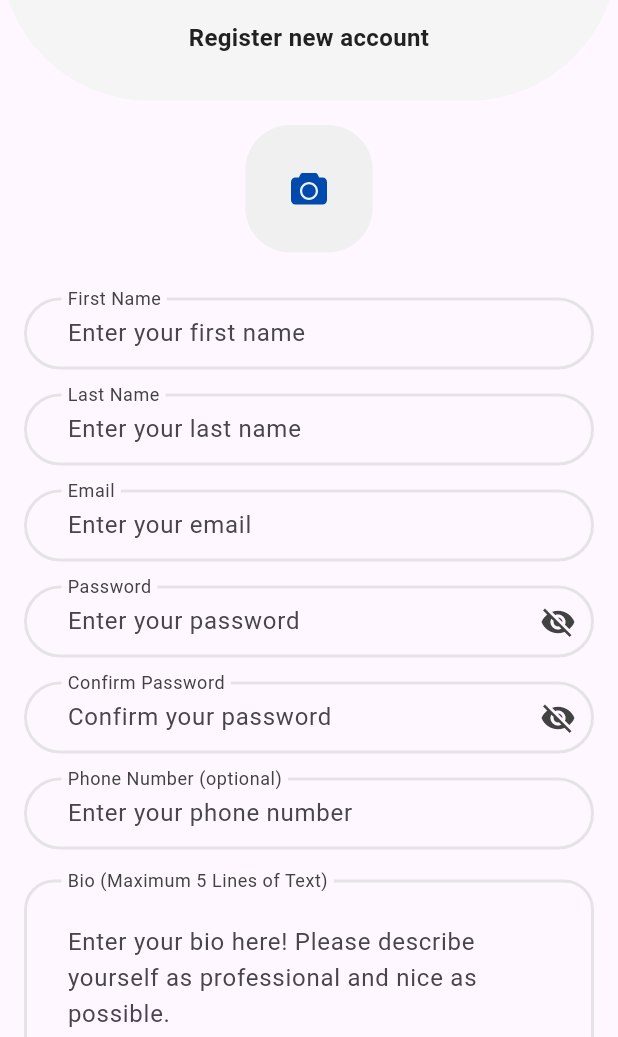
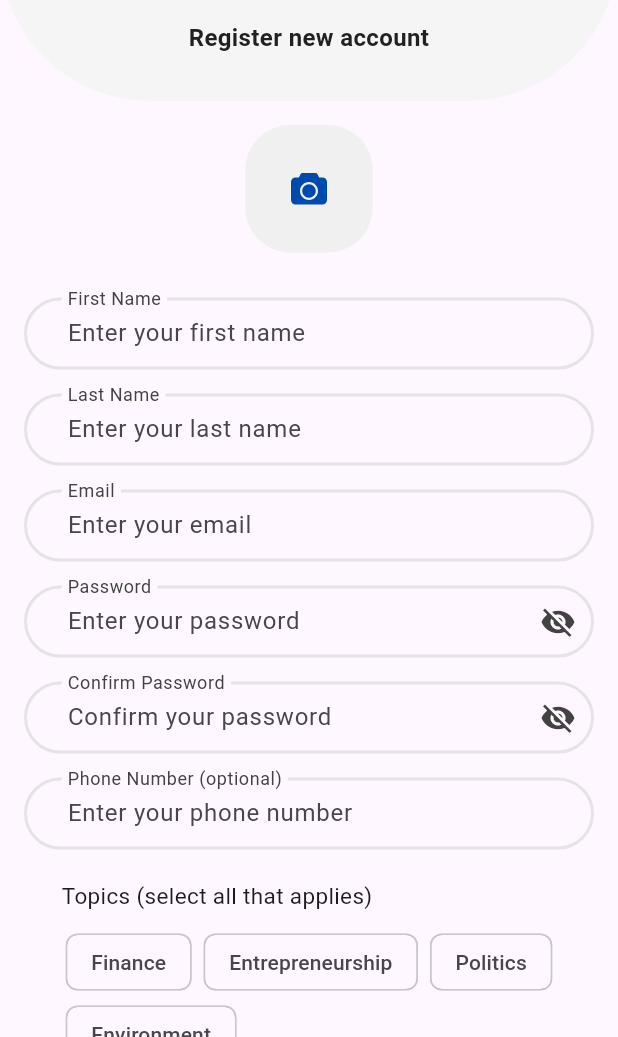
Before and after one commit to MuhannadAljabri/SpeakIQ, a Flutter app: the SpeakerSignUp screen opened by its route, on a phone screen of 412 x 824 dp, the part 199-1236 px from its top. Run offline on Flutter 3.47's test engine with Material 3 defaults, Android fonts, the phone set to English and light mode, and no system bars; our stand-ins replace file_picker, firebase_auth, firebase_core, firebase_database, firebase_storage, flutter_svg and 3 more; missing offline and left inert: dart:ffi; accounts and stored records are empty; Roboto replaces fonts that are missing (Poppins).

Commit message:
Added topics selection and spoken languages in the speaker sign up page

```diff
--- a/lib/Screens/SpeakerSignup.dart
+++ b/lib/Screens/SpeakerSignup.dart
@@ -39,6 +39,22 @@ class _SpeakerSignUpState extends State<SpeakerSignUp> {
   Color textColorBlack = Color.fromARGB(255, 66, 66, 66);
   Color primaryColorGreen = const Color(0xFF2CA6A4);
 
+  // Declare the lists of topics and spoken languages
+  List<String> availableTopics = [
+    'Finance',
+    'Entrepreneurship',
+    'Politics',
+    'Environment'
+  ]; // Your list of words
+  List<String> selectedTopics = [];
+  List<String> availableLanguages = [
+    'Arabic',
+    'Chinese',
+    'Spanish',
+    'French'
+  ]; // Your list of words
+  List<String> selectedLanguages = [];
+
   // Declare controllers for each text field
   TextEditingController firstNameController = TextEditingController();
   TextEditingController lastNameController = TextEditingController();
@@ -50,7 +66,6 @@ class _SpeakerSignUpState extends State<SpeakerSignUp> {
   TextEditingController linkController = TextEditingController();
 
   Future<void> submission() async {
-
     try {
       // Validate the form
       if (!_formKey.currentState!.validate()) {
@@ -67,7 +82,6 @@ class _SpeakerSignUpState extends State<SpeakerSignUp> {
       // If user creation is successful, proceed with submission
       User? user = userCredential.user;
       if (user != null) {
-
         UserUploader userUploader = UserUploader();
         String firstName = firstNameController.text;
         String lastName = lastNameController.text;
@@ -81,9 +95,10 @@ class _SpeakerSignUpState extends State<SpeakerSignUp> {
             email: email,
             bio: bioController.text,
             link: linkController.text,
+            topics: selectedTopics,
+            languages: selectedLanguages,
             picture: pictureFile,
-          pdfFile: pdfFile
-        );
+            pdfFile: pdfFile);
 
         // Example: printing user information
         print("User ID: ${user.uid}");
@@ -96,7 +111,8 @@ class _SpeakerSignUpState extends State<SpeakerSignUp> {
           builder: (BuildContext context) {
             return AlertDialog(
               title: const Text('Congratulations!'),
-              content: const Text('You have successfully created an account! You will be notified once your request as a speaker is approved.'),
+              content: const Text(
+                  'You have successfully created an account! You will be notified once your request as a speaker is approved.'),
               actions: <Widget>[
                 TextButton(
                   child: Text('OK'),
@@ -195,14 +211,16 @@ class _SpeakerSignUpState extends State<SpeakerSignUp> {
                         bottomRight: Radius.circular(100),
                       ),
                     ),
-                    child:
-                      Container(
+                    child: Container(
                       alignment: Alignment.center,
                       child: Column(
                           mainAxisAlignment: MainAxisAlignment.center,
                           children: [
                             SvgPicture.asset(
-                              'assets/speaksy_blue_logo.svg', height: 100, width: 200,),
+                              'assets/speaksy_blue_logo.svg',
+                              height: 100,
+                              width: 200,
+                            ),
                             const SizedBox(height: 16),
                             const Text(
                               'Register new account',
@@ -215,8 +233,7 @@ class _SpeakerSignUpState extends State<SpeakerSignUp> {
                                 height: 0,
                               ),
                             ),
-                          ]
-                        ),
+                          ]),
                     ),
                   ),
                   Container(
@@ -238,7 +255,8 @@ class _SpeakerSignUpState extends State<SpeakerSignUp> {
                       ),
                       onPressed: () {
                         // Navigate back to the previous screen
-                        Navigator.of(context).push(slidingFromRight(LoginScreen()));
+                        Navigator.of(context)
+                            .push(slidingFromRight(LoginScreen()));
                       },
                     ),
                   ),
@@ -317,7 +335,9 @@ class _SpeakerSignUpState extends State<SpeakerSignUp> {
                     child: Container(
                       child: TextFormField(
                         validator: (value) {
-                          if (value == null || value.isEmpty || value.length < 6) {
+                          if (value == null ||
+                              value.isEmpty ||
+                              value.length < 6) {
                             return 'The password should be at least 6 characters';
                           }
                         },
@@ -369,7 +389,9 @@ class _SpeakerSignUpState extends State<SpeakerSignUp> {
                     child: Container(
                       child: TextFormField(
                         validator: (value) {
-                          if (value == null || value.isEmpty || value != passwordController.text) {
+                          if (value == null ||
+                              value.isEmpty ||
+                              value != passwordController.text) {
                             return 'Passwords do not match';
                           }
                         },
@@ -405,7 +427,8 @@ class _SpeakerSignUpState extends State<SpeakerSignUp> {
                             onPressed: () {
                               setState(
                                 () {
-                                  confirmPasswordVisible = !confirmPasswordVisible;
+                                  confirmPasswordVisible =
+                                      !confirmPasswordVisible;
                                 },
                               );
                             },
@@ -424,11 +447,77 @@ class _SpeakerSignUpState extends State<SpeakerSignUp> {
                         textController: phoneNumberController,
                         optional: true,
                       )),
+                  Padding(
+                    padding:
+                        const EdgeInsets.only(left: 41, right: 16, top: 20),
+                    child: Container(
+                      alignment: Alignment.centerLeft,
+                      child: const Text(
+                        'Topics (select all that applies)',
+                        style: TextStyle(fontSize: 15),
+                      ),
+                    ),
+                  ),
+                  Padding(
+                    padding:
+                        const EdgeInsets.only(left: 16, right: 16, top: 10),
+                    child: Wrap(
+                      spacing: 8.0,
+                      children: availableTopics.map((word) {
+                        return FilterChip(
+                          label: Text(word),
+                          selected: selectedTopics.contains(word),
+                          onSelected: (selected) {
+                            setState(() {
+                              if (selected) {
+                                selectedTopics.add(word);
+                              } else {
+                                selectedTopics.remove(word);
+                              }
+                            });
+                          },
+                        );
+                      }).toList(),
+                    ),
+                  ),
 
+                  Padding(
+                    padding:
+                        const EdgeInsets.only(left: 41, right: 16, top: 20),
+                    child: Container(
+                      alignment: Alignment.centerLeft,
+                      child: const Text(
+                        'Spoken Languages (select all that applies)',
+                        style: TextStyle(fontSize: 15),
+                      ),
+                    ),
+                  ),
+                  Padding(
+                    padding:
+                        const EdgeInsets.only(left: 16, right: 16, top: 10),
+                    child: Wrap(
+                      spacing: 8.0,
+                      children: availableLanguages.map((word) {
+                        return FilterChip(
+                          label: Text(word),
+                          selected: selectedLanguages.contains(word),
+                          onSelected: (selected) {
+                            setState(() {
+                              if (selected) {
+                                selectedLanguages.add(word);
+                              } else {
+                                selectedLanguages.remove(word);
+                              }
+                            });
+                          },
+                        );
+                      }).toList(),
+                    ),
+                  ),
                   // Bio input box
                   Padding(
                     padding:
-                        const EdgeInsets.only(left: 16, right: 16, top: 20),
+                        const EdgeInsets.only(left: 16, right: 16, top: 30),
                     child: TextFormField(
                       maxLines: 5,
                       validator: (value) {
@@ -498,7 +587,9 @@ class _SpeakerSignUpState extends State<SpeakerSignUp> {
                                         'assets/upload_button.svg',
                                         width: 20,
                                         height: 20,
-                                          semanticsLabel: 'vector', color: ColorsReference.lightBlue,),
+                                        semanticsLabel: 'vector',
+                                        color: ColorsReference.lightBlue,
+                                      ),
                                       SizedBox(height: 10),
                                       Text(
                                         "Upload your speaker’s sheet as PDF",
@@ -587,10 +678,15 @@ class _SpeakerSignUpState extends State<SpeakerSignUp> {
                     ),
                   )),
               // Navigate to login page
-              Padding(padding: EdgeInsets.only(bottom: 30),child: Row(mainAxisAlignment: MainAxisAlignment.center, children: [
+              Padding(
+                  padding: EdgeInsets.only(bottom: 30),
+                  child: Row(
+                      mainAxisAlignment: MainAxisAlignment.center,
+                      children: [
                         Text("Already have an account?",
-            style:
-                TextStyle(color: Colors.black.withOpacity(0.5), fontSize: 14)),
+                            style: TextStyle(
+                                color: Colors.black.withOpacity(0.5),
+                                fontSize: 14)),
                         TextButton(
                             onPressed: () {
                               Navigator.pop(context);
--- a/lib/backend/firebase.dart
+++ b/lib/backend/firebase.dart
@@ -16,6 +16,8 @@ class UserUploader {
     required String link,
     required File picture,
     required File pdfFile,
+    required List<String> topics,
+    required List<String> languages,
   }) async {
     try {
       // Check if picture file exists and is not empty
@@ -40,6 +42,8 @@ class UserUploader {
             'email': email,
             'bio': bio,
             'link': link,
+            'topics': topics,
+            'languages': languages,
             'pictureUrl': pictureDownloadUrl,
             'pdfUrl': pdfDownloadUrl,
           });
@@ -57,6 +61,8 @@ class UserUploader {
             'email': email,
             'bio': bio,
             'link': link,
+            'topics': topics,
+            'languages': languages,
             'pictureUrl': pictureDownloadUrl,
             'pdfUrl': 'Not provided'
           });
@@ -70,25 +76,34 @@ class UserUploader {
 
         print('Picture file is empty or does not exist. Uploading only PDF.');
         // Store user information in Realtime Database without picture URL
-        await _database.child('speaker_requests').child(FirebaseAuth.instance.currentUser!.uid).set({
+        await _database
+            .child('speaker_requests')
+            .child(FirebaseAuth.instance.currentUser!.uid)
+            .set({
           'firstName': firstName,
           'lastName': lastName,
           'email': email,
           'bio': bio,
           'link': link,
+          'topics': topics,
+          'languages': languages,
           'pictureUrl': 'Not provided',
           'pdfUrl': pdfDownloadUrl,
         });
 
         print('User data uploaded with only PDF.');
       } else {
-
-        await _database.child('speaker_requests').child(FirebaseAuth.instance.currentUser!.uid).set({
+        await _database
+            .child('speaker_requests')
+            .child(FirebaseAuth.instance.currentUser!.uid)
+            .set({
           'firstName': firstName,
           'lastName': lastName,
           'email': email,
           'bio': bio,
           'link': link,
+          'topics': topics,
+          'languages': languages,
           'pictureUrl': 'Not provided',
           'pdfUrl': 'Not provided',
         });
@@ -103,19 +118,19 @@ class UserUploader {
   Future<String> _uploadFile(File file, String storageFolder, String firstName,
       String lastName) async {
     try {
-      if (storageFolder == 'speaker_sheets'){
+      if (storageFolder == 'speaker_sheets') {
         String fileName = file!.path.split('.').last;
-      final storageReference = _storageRoot.child('speaker_sheets/$firstName-$lastName.$fileName');
+        final storageReference =
+            _storageRoot.child('speaker_sheets/$firstName-$lastName.$fileName');
         await storageReference.putFile(file!);
         return await storageReference.getDownloadURL();
       } else {
         String fileName = file!.path.split('.').last;
-      final storageReference = _storageRoot.child('profile_pics/$firstName-$lastName.$fileName');
+        final storageReference =
+            _storageRoot.child('profile_pics/$firstName-$lastName.$fileName');
         await storageReference.putFile(file!);
         return await storageReference.getDownloadURL();
       }
-
-
     } catch (error) {
       print('Error uploading file: $error');
       rethrow; // Rethrow the error to handle it in the calling function
```
Lines whose indentation alone changed are shown as unchanged.
